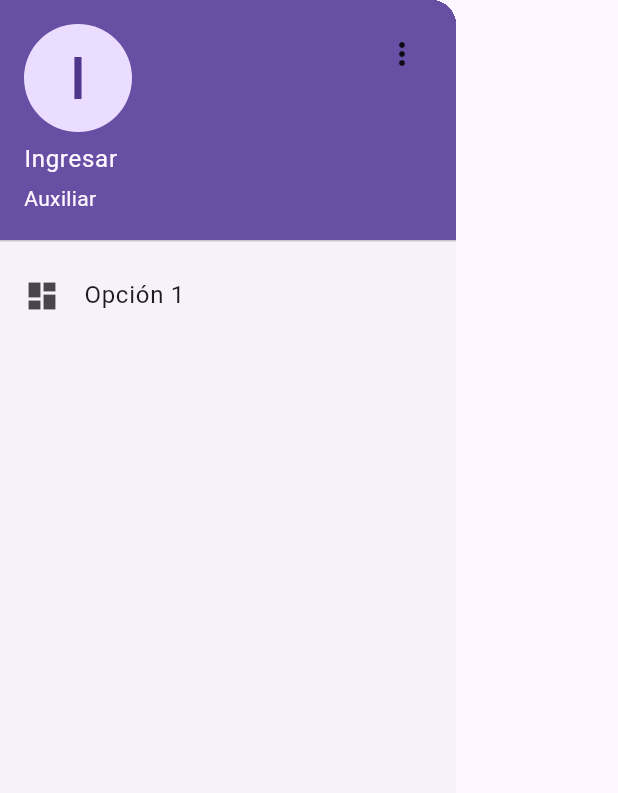
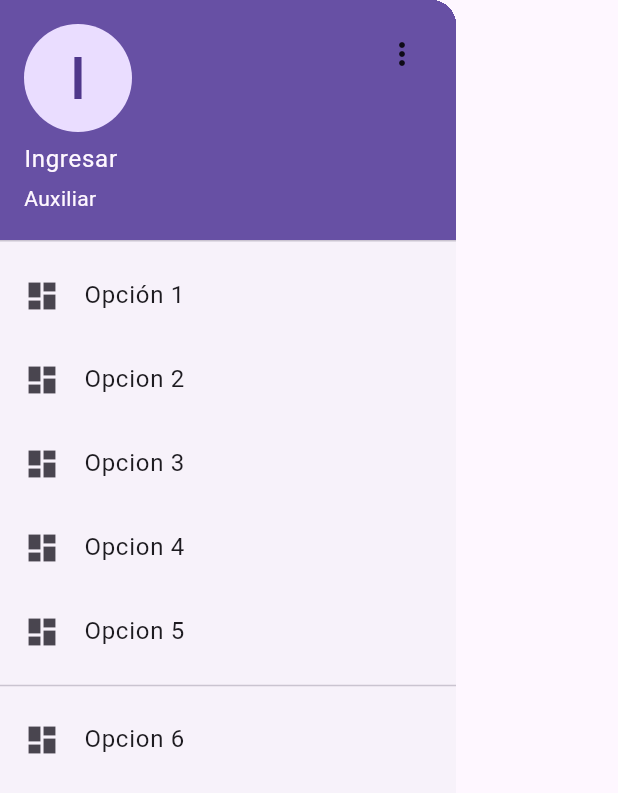
Before and after one commit to jos357/PREFORSA, a Flutter app: the CustomDrawer widget shown alone on an empty page, opened directly, on a phone screen of 412 x 824 dp. Shown: the top 793 px of the screen. Run offline on Flutter 3.47's test engine with Material 3 defaults, Android fonts, the phone set to English and light mode, and no system bars; our stand-ins replace cloud_firestore, firebase_core; accounts and stored records are empty.

Commit message:
sin muchos cambios

```diff
--- a/preforsa/lib/widgets/custom_drawer.dart
+++ b/preforsa/lib/widgets/custom_drawer.dart
@@ -74,6 +74,42 @@ class CustomDrawer extends StatelessWidget {
               Navigator.pop(context);
             },
           ),
+          ListTile(
+            leading: const Icon(Icons.dashboard),
+            title: const Text('Opcion 2'),
+            onTap: () {
+              Navigator.pop(context);
+            },
+          ),
+          ListTile(
+            leading: const Icon(Icons.dashboard),
+            title: const Text('Opcion 3'),
+            onTap: () {
+              Navigator.pop(context);
+            },
+          ),
+          ListTile(
+            leading: const Icon(Icons.dashboard),
+            title: const Text('Opcion 4'),
+            onTap: () {
+              Navigator.pop(context);
+            },
+          ),
+          ListTile(
+            leading: const Icon(Icons.dashboard),
+            title: const Text('Opcion 5'),
+            onTap: () {
+              Navigator.pop(context);
+            },
+          ),
+          const Divider(),
+          ListTile(
+            leading: const Icon(Icons.dashboard),
+            title: const Text('Opcion 6'),
+            onTap: () {
+              Navigator.pop(context);
+            },
+          ),
           // Más opciones...
         ],
       ),
```
